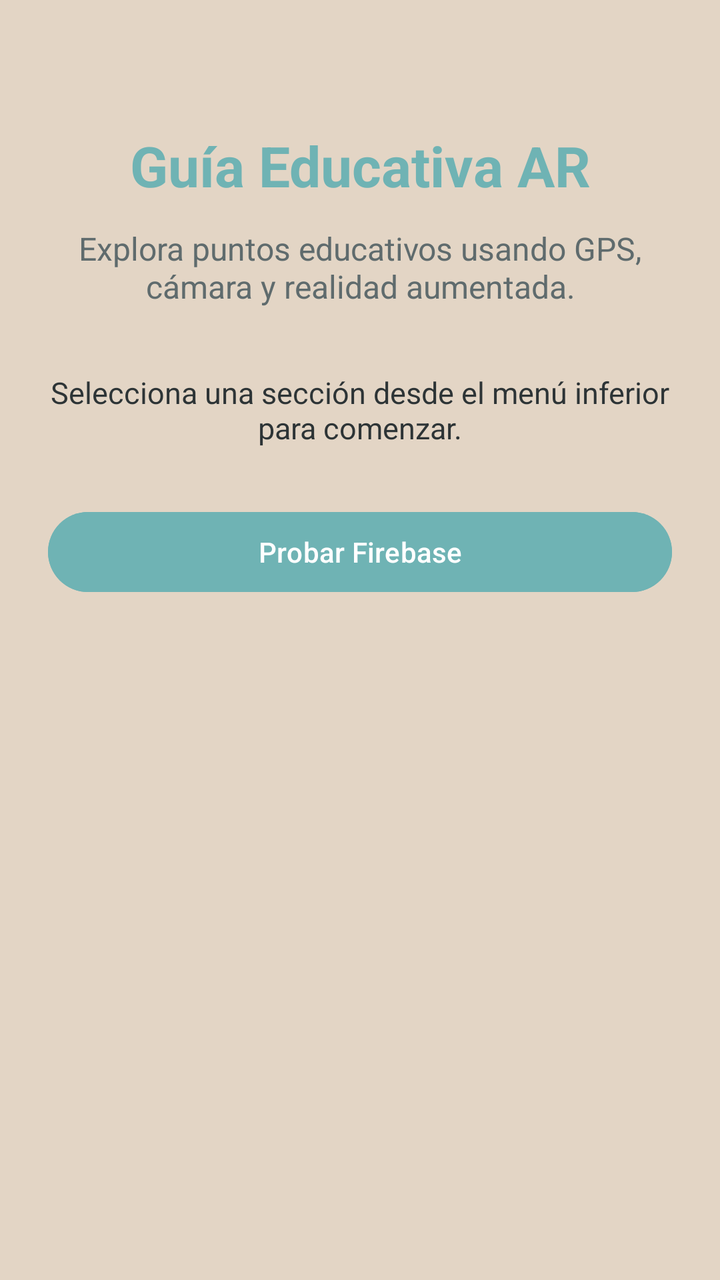
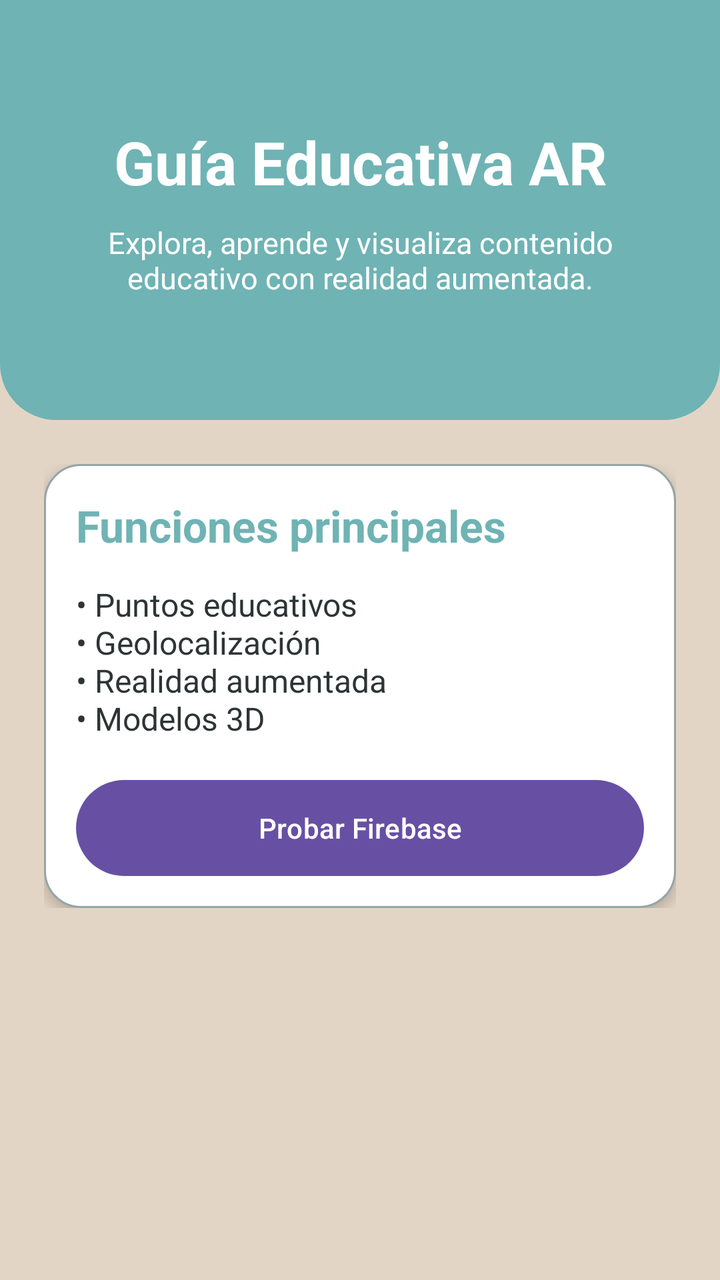

Before-and-after screenshots of an Android layout around one commit, followed by the original layout XML and the change that was made.
<!-- AndroidManifest.xml: application theme Theme.GuiaEducativaAR -->
<!-- res/layout/fragment_home.xml -->
<?xml version="1.0" encoding="utf-8"?>
<ScrollView xmlns:android="http://schemas.android.com/apk/res/android"
    android:layout_width="match_parent"
    android:layout_height="match_parent"
    android:background="@color/background_beige">

    <LinearLayout
        android:layout_width="match_parent"
        android:layout_height="wrap_content"
        android:orientation="vertical"
        android:padding="24dp"
        android:gravity="center_horizontal">

        <TextView
            android:layout_width="match_parent"
            android:layout_height="wrap_content"
            android:text="Guía Educativa AR"
            android:textSize="28sp"
            android:textStyle="bold"
            android:textColor="@color/primary_teal"
            android:gravity="center"
            android:layout_marginTop="40dp" />

        <TextView
            android:layout_width="match_parent"
            android:layout_height="wrap_content"
            android:text="Explora puntos educativos usando GPS, cámara y realidad aumentada."
            android:textSize="16sp"
            android:textColor="@color/text_secondary"
            android:gravity="center"
            android:layout_marginTop="12dp" />

        <TextView
            android:layout_width="match_parent"
            android:layout_height="wrap_content"
            android:text="Selecciona una sección desde el menú inferior para comenzar."
            android:textSize="15sp"
            android:textColor="@color/text_primary"
            android:gravity="center"
            android:layout_marginTop="32dp" />

        <Button
            android:id="@+id/btnProbarFirebase"
            android:layout_width="match_parent"
            android:layout_height="wrap_content"
            android:text="Probar Firebase"
            android:backgroundTint="@color/primary_teal"
            android:textColor="@color/white"
            android:layout_marginTop="28dp" />

    </LinearLayout>

</ScrollView>
<!-- resources referenced by this layout -->
<resources>
  <color name="background_beige">#E3D5C5</color>
  <color name="primary_teal">#6FB3B4</color>
  <color name="text_primary">#2D3436</color>
  <color name="text_secondary">#5F6B6D</color>
  <color name="white">#FFFFFF</color>
  <style name="Theme.GuiaEducativaAR" parent="Base.Theme.GuiaEducativaAR" />
  <style name="Base.Theme.GuiaEducativaAR" parent="Theme.Material3.DayNight.NoActionBar">
          
          
      </style>
</resources>

<!-- the commit's change to res/layout/fragment_home.xml (unified diff, before → after) -->
@@ -7,46 +7,77 @@
     <LinearLayout
         android:layout_width="match_parent"
         android:layout_height="wrap_content"
-        android:orientation="vertical"
-        android:padding="24dp"
-        android:gravity="center_horizontal">
+        android:orientation="vertical">
 
-        <TextView
+        <LinearLayout
+            android:layout_width="match_parent"
+            android:layout_height="210dp"
+            android:orientation="vertical"
+            android:gravity="center"
+            android:background="@drawable/bg_header"
+            android:padding="24dp">
+
+            <TextView
+                android:layout_width="match_parent"
+                android:layout_height="wrap_content"
+                android:text="Guía Educativa AR"
+                android:textSize="30sp"
+                android:textStyle="bold"
+                android:textColor="@color/white"
+                android:gravity="center" />
+
+            <TextView
+                android:layout_width="match_parent"
+                android:layout_height="wrap_content"
+                android:text="Explora, aprende y visualiza contenido educativo con realidad aumentada."
+                android:textSize="15sp"
+                android:textColor="@color/white"
+                android:gravity="center"
+                android:layout_marginTop="10dp" />
+
+        </LinearLayout>
+
+        <LinearLayout
             android:layout_width="match_parent"
             android:layout_height="wrap_content"
-            android:text="Guía Educativa AR"
-            android:textSize="28sp"
-            android:textStyle="bold"
-            android:textColor="@color/primary_teal"
-            android:gravity="center"
-            android:layout_marginTop="40dp" />
+            android:orientation="vertical"
+            android:padding="22dp">
 
-        <TextView
-            android:layout_width="match_parent"
-            android:layout_height="wrap_content"
-            android:text="Explora puntos educativos usando GPS, cámara y realidad aumentada."
-            android:textSize="16sp"
-            android:textColor="@color/text_secondary"
-            android:gravity="center"
-            android:layout_marginTop="12dp" />
+            <LinearLayout
+                android:layout_width="match_parent"
+                android:layout_height="wrap_content"
+                android:orientation="vertical"
+                android:background="@drawable/bg_card"
+                android:elevation="4dp">
 
-        <TextView
-            android:layout_width="match_parent"
-            android:layout_height="wrap_content"
-            android:text="Selecciona una sección desde el menú inferior para comenzar."
-            android:textSize="15sp"
-            android:textColor="@color/text_primary"
-            android:gravity="center"
-            android:layout_marginTop="32dp" />
+                <TextView
+                    android:layout_width="match_parent"
+                    android:layout_height="wrap_content"
+                    android:text="Funciones principales"
+                    android:textSize="22sp"
+                    android:textStyle="bold"
+                    android:textColor="@color/primary_teal" />
 
-        <Button
-            android:id="@+id/btnProbarFirebase"
-            android:layout_width="match_parent"
-            android:layout_height="wrap_content"
-            android:text="Probar Firebase"
-            android:backgroundTint="@color/primary_teal"
-            android:textColor="@color/white"
-            android:layout_marginTop="28dp" />
+                <TextView
+                    android:layout_width="match_parent"
+                    android:layout_height="wrap_content"
+                    android:text="• Puntos educativos\n• Geolocalización\n• Realidad aumentada\n• Modelos 3D"
+                    android:textSize="16sp"
+                    android:textColor="@color/text_primary"
+                    android:layout_marginTop="14dp" />
+
+                <Button
+                    android:id="@+id/btnProbarFirebase"
+                    android:layout_width="match_parent"
+                    android:layout_height="wrap_content"
+                    android:text="Probar Firebase"
+                    android:textColor="@color/white"
+                    android:background="@drawable/bg_button_brown"
+                    android:layout_marginTop="20dp" />
+
+            </LinearLayout>
+
+        </LinearLayout>
 
     </LinearLayout>
 
<!-- resource entries referenced after the edit -->
@@ -3,9 +3,38 @@
   <color name="background_beige">#E3D5C5</color>
   <color name="primary_teal">#6FB3B4</color>
   <color name="text_primary">#2D3436</color>
-  <color name="text_secondary">#5F6B6D</color>
   <color name="white">#FFFFFF</color>
+  <!-- drawable bg_button_brown (drawable) -->
+  <?xml version="1.0" encoding="utf-8"?>
+  <shape xmlns:android="http://schemas.android.com/apk/res/android">
+      <solid android:color="@color/accent_brown" />
+      <corners android:radius="24dp" />
+  </shape>
+  <!-- drawable bg_card (drawable) -->
+  <?xml version="1.0" encoding="utf-8"?>
+  <shape xmlns:android="http://schemas.android.com/apk/res/android">
+      <solid android:color="@color/white" />
+      <corners android:radius="18dp" />
+      <stroke
+          android:width="1dp"
+          android:color="@color/secondary_gray" />
+      <padding
+          android:left="16dp"
+          android:right="16dp"
+          android:top="16dp"
+          android:bottom="16dp" />
+  </shape>
+  <!-- drawable bg_header (drawable) -->
+  <?xml version="1.0" encoding="utf-8"?>
+  <shape xmlns:android="http://schemas.android.com/apk/res/android">
+      <solid android:color="@color/primary_teal" />
+      <corners
+          android:bottomLeftRadius="28dp"
+          android:bottomRightRadius="28dp" />
+  </shape>
   <style name="Theme.GuiaEducativaAR" parent="Base.Theme.GuiaEducativaAR" />
+  <color name="accent_brown">#D18E53</color>
+  <color name="secondary_gray">#95A5A6</color>
   <style name="Base.Theme.GuiaEducativaAR" parent="Theme.Material3.DayNight.NoActionBar">
           
           
